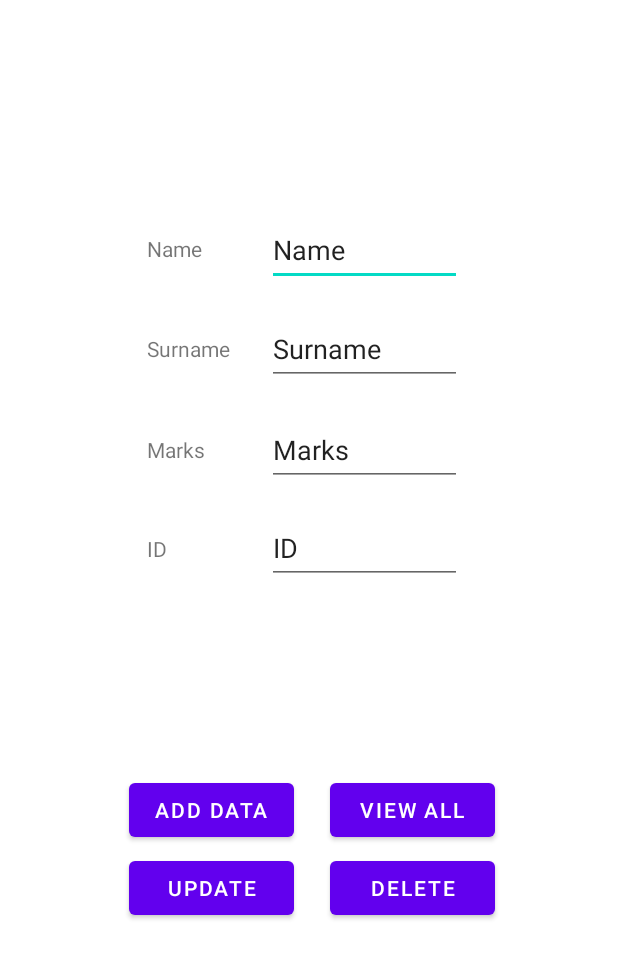
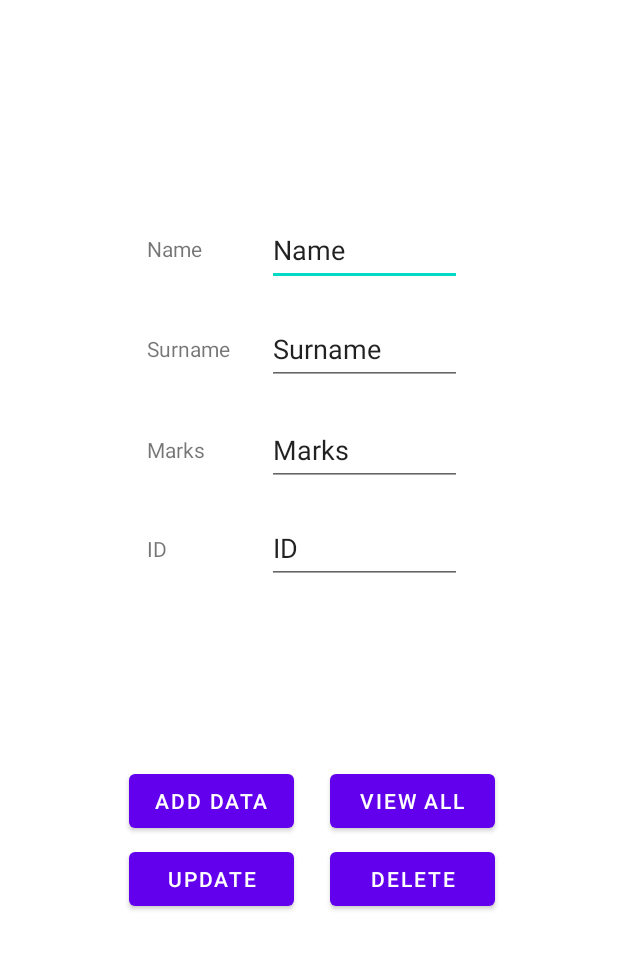
Before and after one commit to newklearz/SQLiteApplication, an Android app: the screen it shows after launch (MainActivity), on a phone screen of 412 x 824 dp. Shown: the top 958 px of the screen. Run offline under Robolectric (Android 15) with nearby library versions, the phone set to English and light mode, and no system bars; 1 statement that could not run was skipped.

Commit message:
#1 Add button constraint

```diff
--- a/app/src/main/res/layout/activity_main.xml
+++ b/app/src/main/res/layout/activity_main.xml
@@ -127,7 +127,9 @@
         app:layout_constraintEnd_toStartOf="@+id/button_view_all"
         app:layout_constraintHorizontal_bias="0.902"
         app:layout_constraintHorizontal_chainStyle="packed"
-        app:layout_constraintStart_toStartOf="parent" />
+        app:layout_constraintStart_toStartOf="parent"
+        app:layout_constraintTop_toBottomOf="@+id/textView4"
+        app:layout_constraintVertical_bias="0.958" />
 
     <Button
         android:id="@+id/button_view_all"
```
